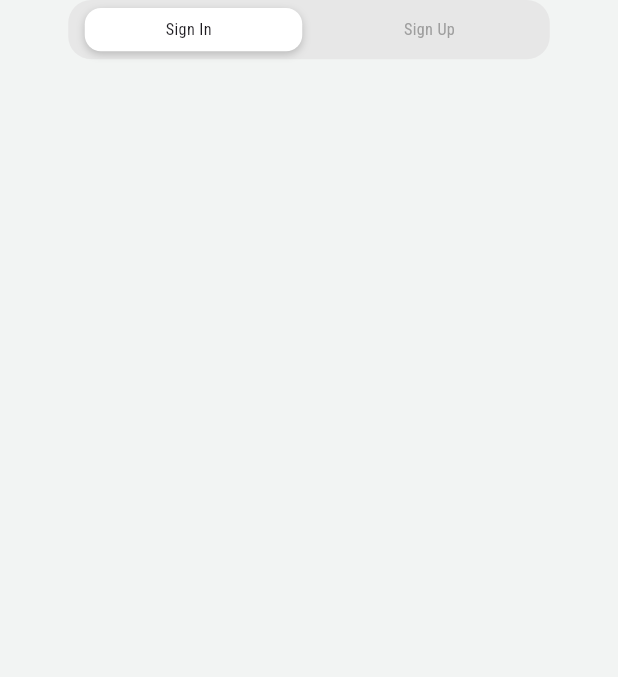
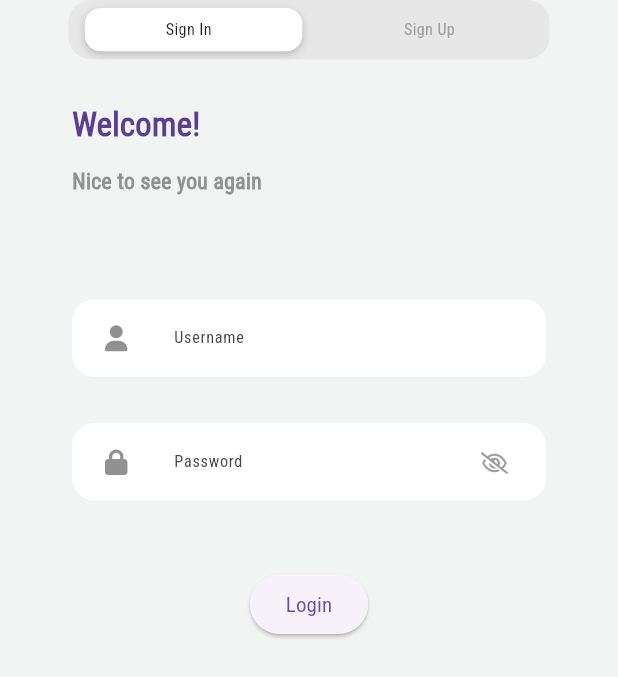
Before and after one commit to Abdelrhman-M98/nuro_app, a Flutter app: the screen it shows after launch, on a phone screen of 412 x 824 dp. Shown: the top 677 px of the screen. Run offline on Flutter 3.47's test engine with Material 3 defaults, Android fonts, the phone set to English and light mode, and no system bars; our stand-ins replace flutter_screenutil, font_awesome_flutter, go_router.

Commit message:
change splash logo create custom text field and password text field

```diff
--- a/lib/Core/utils/app_assets.dart
+++ b/lib/Core/utils/app_assets.dart
@@ -1,3 +1,3 @@
 class AppAssets {
-  static const String kSplashImage = 'assets/images/coffee-img.svg';
+  static const String kSplashImage = 'assets/images/BLUE2COLOR.png';
 }
--- /dev/null
+++ b/lib/Core/utils/custom_password_field.dart
@@ -0,0 +1,99 @@
+import 'package:flutter/material.dart';
+import 'package:flutter_screenutil/flutter_screenutil.dart';
+import 'package:font_awesome_flutter/font_awesome_flutter.dart';
+import 'package:neuro_app/Core/utils/styles.dart';
+
+class CustomPasswordField extends StatefulWidget {
+  const CustomPasswordField({
+    super.key,
+    required this.controller,
+    required this.label,
+    required this.icon,
+    this.validator,
+  });
+
+  final String label;
+  final IconData icon;
+  final TextEditingController controller;
+  final String? Function(String?)? validator;
+
+  @override
+  _CustomPasswordFieldState createState() => _CustomPasswordFieldState();
+}
+
+class _CustomPasswordFieldState extends State<CustomPasswordField> {
+  bool isPasswordVisible = false;
+
+  void _togglePasswordVisibility() {
+    setState(() {
+      isPasswordVisible = !isPasswordVisible;
+    });
+  }
+
+  @override
+  Widget build(BuildContext context) {
+    return TextFormField(
+      controller: widget.controller,
+      obscureText: !isPasswordVisible,
+      style: FontStyles.roboto12,
+      validator: widget.validator,
+      decoration: InputDecoration(
+        filled: true,
+        fillColor: Colors.white,
+        labelText: widget.label,
+        labelStyle: FontStyles.roboto12,
+        hintStyle: FontStyles.roboto12,
+        contentPadding: EdgeInsets.symmetric(vertical: 20.h, horizontal: 16.w),
+
+        prefixIcon: Padding(
+          padding: EdgeInsets.only(
+            right: 27.w,
+            left: 22.w,
+            top: 19.h,
+            bottom: 19.h,
+          ),
+          child: FaIcon(widget.icon, color: Color(0xFF919191), size: 19.sp),
+        ),
+
+        suffixIcon: IconButton(
+          icon: Padding(
+            padding: EdgeInsets.only(right: 21.w),
+            child: Icon(
+              isPasswordVisible
+                  ? FontAwesomeIcons.eye
+                  : FontAwesomeIcons.eyeSlash,
+              size: 16.sp,
+              color: isPasswordVisible ? Colors.blue : Colors.grey,
+            ),
+          ),
+          onPressed: _togglePasswordVisibility,
+        ),
+
+        border: OutlineInputBorder(
+          borderRadius: BorderRadius.circular(17.r),
+          borderSide: BorderSide.none,
+        ),
+
+        enabledBorder: OutlineInputBorder(
+          borderRadius: BorderRadius.circular(17.r),
+          borderSide: BorderSide.none,
+        ),
+
+        focusedBorder: OutlineInputBorder(
+          borderRadius: BorderRadius.circular(17.r),
+          borderSide: BorderSide(color: Colors.blue, width: 2),
+        ),
+
+        errorBorder: OutlineInputBorder(
+          borderRadius: BorderRadius.circular(17.r),
+          borderSide: BorderSide(color: Colors.red, width: 2),
+        ),
+
+        focusedErrorBorder: OutlineInputBorder(
+          borderRadius: BorderRadius.circular(17.r),
+          borderSide: BorderSide(color: Colors.red, width: 2),
+        ),
+      ),
+    );
+  }
+}
--- /dev/null
+++ b/lib/Core/utils/custom_text_field.dart
@@ -0,0 +1,71 @@
+import 'package:flutter/material.dart';
+import 'package:flutter_screenutil/flutter_screenutil.dart';
+import 'package:font_awesome_flutter/font_awesome_flutter.dart';
+import 'package:neuro_app/Core/utils/styles.dart';
+
+class CustomTextField extends StatelessWidget {
+  const CustomTextField({
+    super.key,
+    required this.controller,
+    required this.label,
+    required this.icon,
+    this.validator,
+  });
+
+  final String label;
+  final IconData icon;
+  final TextEditingController controller;
+  final String? Function(String?)? validator;
+
+  @override
+  Widget build(BuildContext context) {
+    return TextFormField(
+      controller: controller,
+      style: FontStyles.roboto12,
+      validator: validator,
+      decoration: InputDecoration(
+        filled: true,
+        fillColor: Colors.white,
+        labelText: label,
+        labelStyle: FontStyles.roboto12,
+        hintStyle: FontStyles.roboto12,
+        contentPadding: EdgeInsets.symmetric(vertical: 20.h, horizontal: 16.w),
+
+        prefixIcon: Padding(
+          padding: EdgeInsets.only(
+            right: 27.w,
+            left: 22.w,
+            top: 19.h,
+            bottom: 19.h,
+          ),
+          child: FaIcon(icon, color: Color(0xFF919191), size: 19.sp),
+        ),
+
+        border: OutlineInputBorder(
+          borderRadius: BorderRadius.circular(17.r),
+          borderSide: BorderSide.none,
+        ),
+
+        enabledBorder: OutlineInputBorder(
+          borderRadius: BorderRadius.circular(17.r),
+          borderSide: BorderSide.none,
+        ),
+
+        focusedBorder: OutlineInputBorder(
+          borderRadius: BorderRadius.circular(17.r),
+          borderSide: BorderSide(color: Colors.blue, width: 2),
+        ),
+
+        errorBorder: OutlineInputBorder(
+          borderRadius: BorderRadius.circular(17.r),
+          borderSide: BorderSide(color: Colors.red, width: 2),
+        ),
+
+        focusedErrorBorder: OutlineInputBorder(
+          borderRadius: BorderRadius.circular(17.r),
+          borderSide: BorderSide(color: Colors.red, width: 2),
+        ),
+      ),
+    );
+  }
+}
--- a/lib/Features/Entry_View/presentation/view/widget/entry_background.dart
+++ b/lib/Features/Entry_View/presentation/view/widget/entry_background.dart
@@ -1,3 +1,5 @@
+// ignore_for_file: deprecated_member_use
+
 import 'package:flutter/material.dart';
 import 'package:flutter_screenutil/flutter_screenutil.dart';
 
--- a/lib/Features/Entry_View/presentation/view/widget/signin_body.dart
+++ b/lib/Features/Entry_View/presentation/view/widget/signin_body.dart
@@ -1,10 +1,89 @@
 import 'package:flutter/material.dart';
+import 'package:flutter_screenutil/flutter_screenutil.dart';
+import 'package:font_awesome_flutter/font_awesome_flutter.dart';
+import 'package:neuro_app/Core/utils/custom_password_field.dart';
+import 'package:neuro_app/Core/utils/custom_text_field.dart';
+import 'package:neuro_app/Core/utils/styles.dart';
 
-class SigninBody extends StatelessWidget {
+class SigninBody extends StatefulWidget {
   const SigninBody({super.key});
 
   @override
+  State<SigninBody> createState() => _SigninBodyState();
+}
+
+class _SigninBodyState extends State<SigninBody> {
+  final formKey = GlobalKey<FormState>();
+  final TextEditingController usernameController = TextEditingController();
+  final TextEditingController passwordController = TextEditingController();
+
+  void validateForm() {
+    if (formKey.currentState!.validate()) {
+      print("Form is valid!");
+    } else {
+      print("Form has errors!");
+    }
+  }
+
+  @override
   Widget build(BuildContext context) {
-    return Container();
+    return SizedBox(
+      width: double.infinity,
+      child: Padding(
+        padding: EdgeInsets.symmetric(horizontal: 48.w),
+        child: Column(
+          children: [
+            SizedBox(height: 31.h),
+            Align(
+              alignment: Alignment.centerLeft,
+              child: Text("Welcome!", style: FontStyles.roboto24),
+            ),
+            SizedBox(height: 14.h),
+            Align(
+              alignment: Alignment.centerLeft,
+              child: Text("Nice to see you again", style: FontStyles.roboto16),
+            ),
+            SizedBox(height: 75.h),
+
+            Form(
+              key: formKey,
+              child: Column(
+                children: [
+                  CustomTextField(
+                    controller: usernameController,
+                    label: "Username",
+                    icon: FontAwesomeIcons.solidUser,
+                    validator: (value) {
+                      if (value == null || value.isEmpty) {
+                        return "Username is required";
+                      } else if (value.length < 4) {
+                        return "Username must be at least 4 characters";
+                      }
+                      return null;
+                    },
+                  ),
+                  SizedBox(height: 34.h),
+                  CustomPasswordField(
+                    controller: passwordController,
+                    label: "Password",
+                    icon: FontAwesomeIcons.lock,
+                    validator: (value) {
+                      if (value == null || value.isEmpty) {
+                        return "Password is required";
+                      } else if (value.length < 6) {
+                        return "Password must be at least 6 characters";
+                      }
+                      return null;
+                    },
+                  ),
+                ],
+              ),
+            ),
+            SizedBox(height: 50.h),
+            ElevatedButton(onPressed: validateForm, child: Text("Login")),
+          ],
+        ),
+      ),
+    );
   }
 }
--- a/lib/Features/Entry_View/presentation/view/widget/signup_body.dart
+++ b/lib/Features/Entry_View/presentation/view/widget/signup_body.dart
@@ -5,6 +5,6 @@ class SignupBody extends StatelessWidget {
 
   @override
   Widget build(BuildContext context) {
-    return Container();
+    return Center(child: Text("Sign Up"));
   }
 }
--- a/lib/Features/Splash_View/presentation/widget/splash_view_body.dart
+++ b/lib/Features/Splash_View/presentation/widget/splash_view_body.dart
@@ -1,6 +1,5 @@
 import 'package:flutter/material.dart';
 import 'package:flutter_screenutil/flutter_screenutil.dart';
-import 'package:flutter_svg/svg.dart';
 import 'package:go_router/go_router.dart';
 import 'package:neuro_app/Core/utils/app_assets.dart';
 import 'package:neuro_app/Core/utils/app_routes.dart';
@@ -43,7 +42,7 @@ class _SplashViewBodyState extends State<SplashViewBody>
           builder: (context, child) {
             return SlideTransition(position: slideAnimation, child: child);
           },
-          child: SvgPicture.asset(
+          child: Image.asset(
             AppAssets.kSplashImage,
             width: 200.w,
             height: 200.h,
--- a/pubspec.yaml
+++ b/pubspec.yaml
@@ -37,6 +37,7 @@ dependencies:
   go_router: ^14.8.1
   flutter_screenutil: ^5.9.3
   flutter_svg: ^2.0.17
+  font_awesome_flutter: ^10.8.0
 
 dev_dependencies:
   flutter_test:
```
Also changed, not shown: assets/images/BLUE2COLOR.png (added), assets/images/BLUE2COLORLogo.png (added), assets/images/LOGO 1.jpg (added), assets/images/LOGOO 2.jpg (added), assets/images/Neuro-Medix.png (added), assets/images/PNG BLUE.png (added), pubspec.lock, 1 other file.
